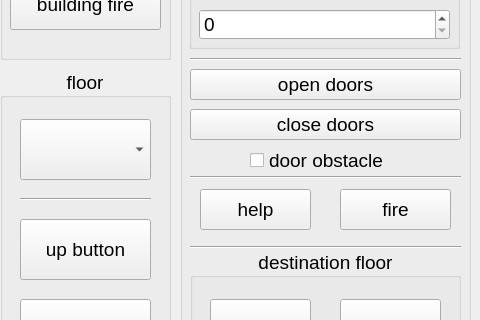
boostaboosh/elevator-system-simulator-Qt-cpp, file mainwindow.ui: the form before one commit; both pictures show x 320 to 800 and y 171 to 491 of the 800 by 577 pixel window.
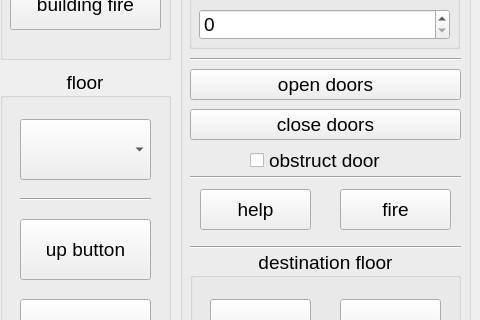
The form after the commit.

Commit message: Add door obstacle checkbox functionality

```diff
--- a/mainwindow.ui
+++ b/mainwindow.ui
@@ -267,7 +267,7 @@
       <string notr="true"/>
      </property>
      <property name="text">
-      <string>door obstacle</string>
+      <string>obstruct door</string>
      </property>
     </widget>
     <widget class="QGroupBox" name="groupBox_6">
```
The commit also changes 7 other files.
